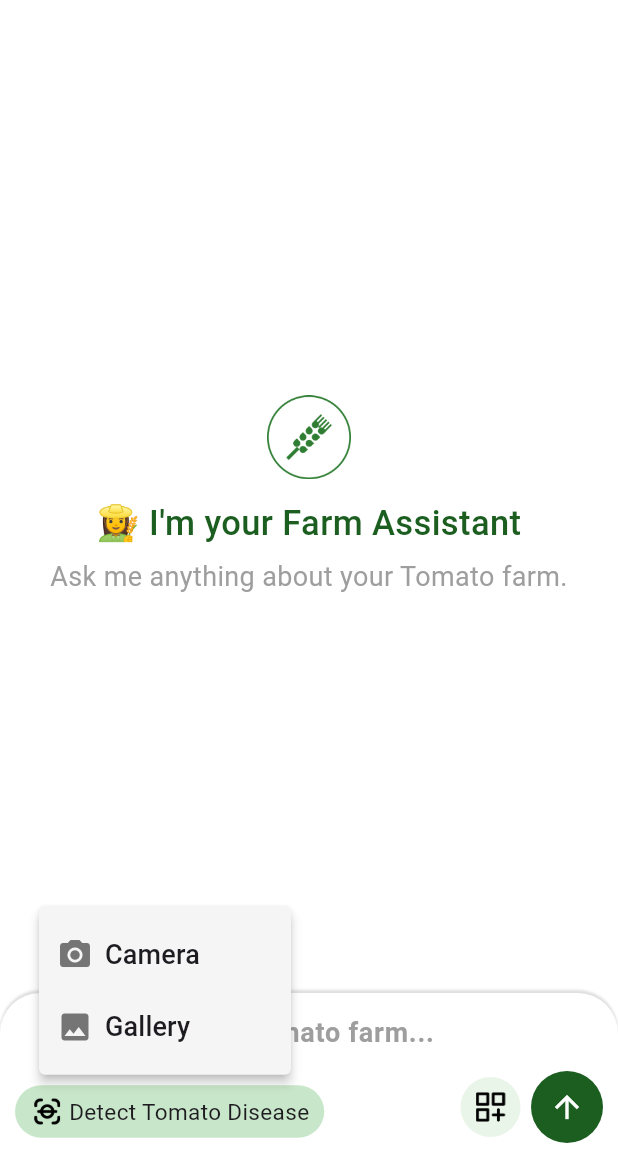
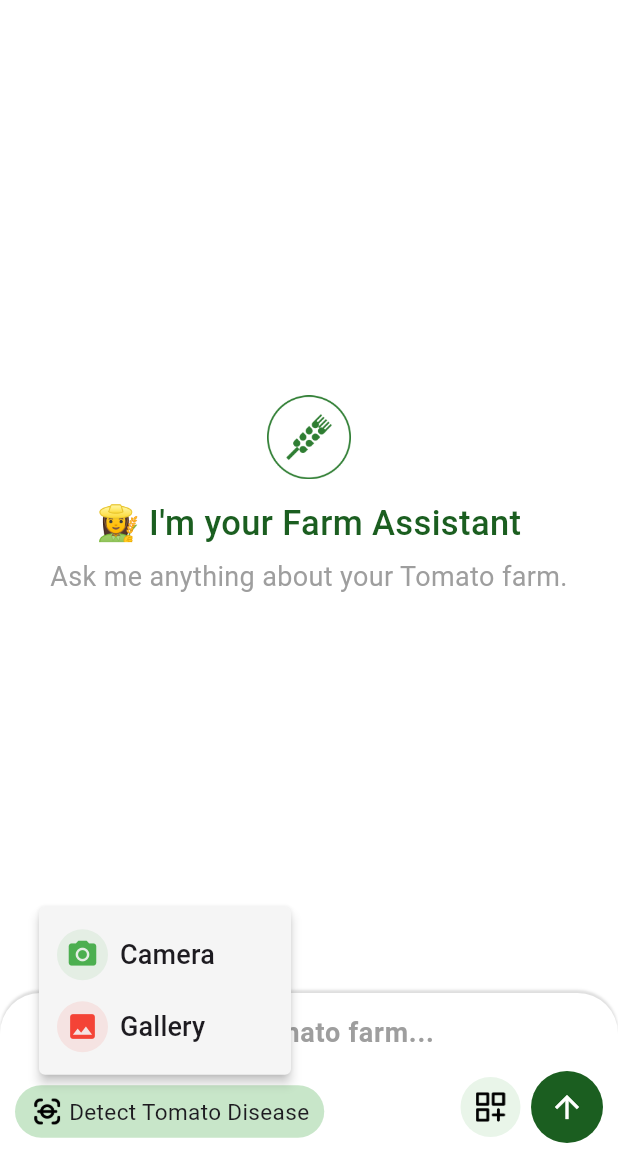
Before and after one commit to tekle-eyesus/farmwise_ai, a Flutter app: the MainScreen screen opened directly, after a tap on an icon or button, on a phone screen of 412 x 824 dp, the part 84-1236 px from its top. Run offline on Flutter 3.47's test engine with Material 3 defaults, Android fonts, the phone set to English and light mode, and no system bars; our stand-ins replace fl_chart, flutter_dotenv, flutter_markdown, flutter_tts, google_generative_ai, hive and 6 more; missing offline and left inert: tflite_flutter, tflite_flutter_helper; accounts and stored records are empty.

Commit message:
update the detection options

```diff
--- a/lib/screens/main_screen.dart
+++ b/lib/screens/main_screen.dart
@@ -705,10 +705,23 @@ class _MainScreenState extends State<MainScreen> {
           value: "camera",
           child: Row(
             children: [
-              Icon(
-                Icons.camera_alt,
-                color: Colors.grey.shade600,
+              Container(
+                padding: const EdgeInsets.all(6),
+                decoration: BoxDecoration(
+                  color: Colors.green.withOpacity(0.1),
+                  shape: BoxShape.circle,
+                ),
+                child: Icon(
+                  Icons.camera_alt,
+                  color: Colors.green,
+                  size: 22,
+                ),
               ),
+
+              // Icon(
+              //   Icons.camera_alt,
+              //   color: Colors.grey.shade600,
+              // ),
               SizedBox(width: 8),
               Text(
                 "Camera",
@@ -723,9 +736,17 @@ class _MainScreenState extends State<MainScreen> {
           value: "Gallery",
           child: Row(
             children: [
-              Icon(
-                Icons.photo,
-                color: Colors.grey.shade600,
+              Container(
+                padding: const EdgeInsets.all(6),
+                decoration: BoxDecoration(
+                  color: Colors.red.withOpacity(0.1),
+                  shape: BoxShape.circle,
+                ),
+                child: Icon(
+                  Icons.photo,
+                  color: Colors.red,
+                  size: 22,
+                ),
               ),
               SizedBox(width: 8),
               Text(
```
